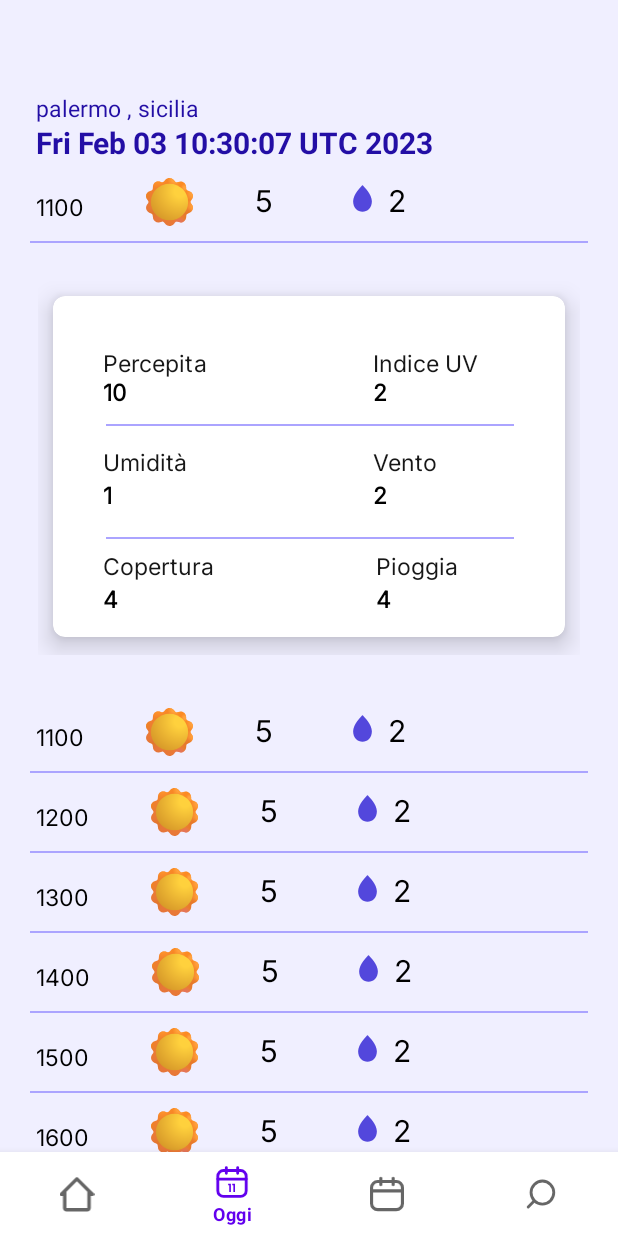
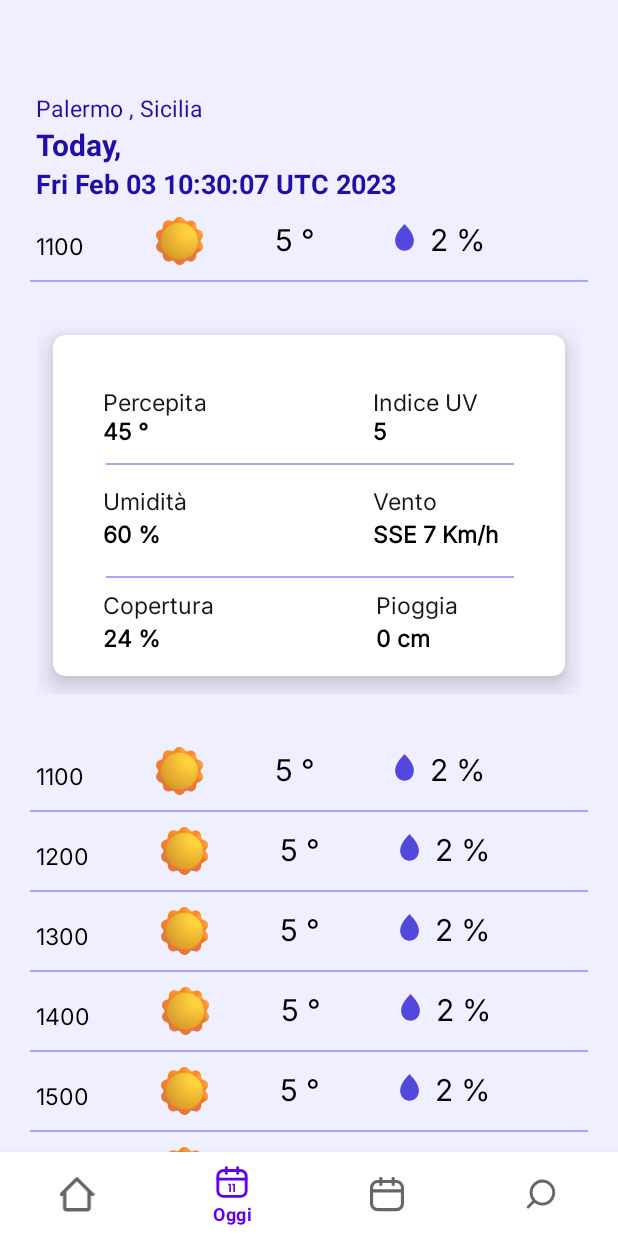
Before and after one commit to develhope/forecast_app_android3_team2, an Android app: the screen it shows after launch (MainActivity), item 2 of the bottom bar chosen, on a phone screen of 412 x 824 dp. Run offline under Robolectric (Android 15) with nearby library versions, the light colour scheme and no system bars.

Commit message:
layout's edit

```diff
--- a/app/src/main/java/co/develhope/meteoapp/adapter/SpecificDayAdapter.kt
+++ b/app/src/main/java/co/develhope/meteoapp/adapter/SpecificDayAdapter.kt
@@ -29,8 +29,8 @@ class SpecificDayAdapter( private val list: List<SpecificDayModel>):
         RecyclerView.ViewHolder(title.root) {
 
         fun bind(infoTitle: SpecificDayModel.SpecificDayTitle) {
-            title.titleSpecialDay.text = title.root.context.getString(R.string.city_region,infoTitle.place.city,infoTitle.place.region)
-            title.infoDateSpecialDay.text= infoTitle.place.date.toString()
+            title.titleSpecificDay.text = itemView.context.getString(R.string.city_region,infoTitle.place.city,infoTitle.place.region)
+            title.infoDateSpecificDay.text= infoTitle.place.date.toString()
         }
     }
 
@@ -38,12 +38,12 @@ class SpecificDayAdapter( private val list: List<SpecificDayModel>):
         RecyclerView.ViewHolder(card.root) {
 
         fun bind(infoCard: SpecificDayModel.SpecificDayCard) {
-            card.spDatoPercepita.text =  infoCard.cardSpecificDay.percepita.toString()
-            card.spDatoUv.text =infoCard.cardSpecificDay.uv.toString()
-            card.spDatoUmidita.text = infoCard.cardSpecificDay.umidita.toString()
-            card.spDatoCopertura.text = infoCard.cardSpecificDay.copertura.toString()
-            card.spDatoPioggia.text = infoCard.cardSpecificDay.pioggia.toString()
-            card.spDatoVento.text = infoCard.cardSpecificDay.vento.toString()
+            card.spDatoPercepita.text = itemView.context.getString(R.string.DatoPercepita, infoCard.cardSpecificDay.percepita.toString())
+            card.spDatoUv.text =itemView.context.getString(R.string.DatoUv,infoCard.cardSpecificDay.uv.toString())
+            card.spDatoUmidita.text = itemView.context.getString(R.string.DatoUmidita,infoCard.cardSpecificDay.umidita.toString())
+            card.spDatoCopertura.text = itemView.context.getString(R.string.DatoCopertura,infoCard.cardSpecificDay.copertura.toString())
+            card.spDatoPioggia.text = itemView.context.getString(R.string.DatoPioggia,infoCard.cardSpecificDay.pioggia.toString())
+            card.spDatoVento.text = itemView.context.getString(R.string.DatoVento,infoCard.cardSpecificDay.vento.toString())
 
         }
     }
@@ -53,10 +53,10 @@ class SpecificDayAdapter( private val list: List<SpecificDayModel>):
         RecyclerView.ViewHolder(hourly.root) {
 
         fun bind(infoHourly: SpecificDayModel.SpecificDayHourly) {
-            hourly.specificDayTime.text = infoHourly.daySpecificDay.hourlySpecificDay.time.toString()
+            hourly.specificDayTime.text = itemView.context.getString(R.string.time,infoHourly.daySpecificDay.hourlySpecificDay.time.toString())
             hourly.specificdayType.setImageResource(infoHourly.daySpecificDay.hourlySpecificDay.weatherType.setIconWeatherType())
-            hourly.specificdayTemp.text = infoHourly.daySpecificDay.hourlySpecificDay.temp.toString()
-            hourly.specificdayUmidity.text =infoHourly.daySpecificDay.hourlySpecificDay.umidity.toString()
+            hourly.specificdayTemp.text = itemView.context.getString(R.string.temp,infoHourly.daySpecificDay.hourlySpecificDay.temp.toString())
+            hourly.specificdayUmidity.text =itemView.context.getString(R.string.umidity,infoHourly.daySpecificDay.hourlySpecificDay.umidity.toString())
 
         }
 
--- a/app/src/main/java/co/develhope/meteoapp/data/DataSource.kt
+++ b/app/src/main/java/co/develhope/meteoapp/data/DataSource.kt
@@ -43,12 +43,12 @@ object SpecificDayObject {
         DaySpecificDay(
 
             cardSpecificDay = CardSpecificDay(
-                percepita = 10,
-                umidita= 1,
-                copertura=4,
-                uv=2,
-                vento=2,
-                pioggia=4
+                percepita = 45,
+                umidita= 60,
+                copertura=24,
+                uv=5,
+                vento=7,
+                pioggia=0
             ),
             hourlySpecificDay = HourlySpecificDay(
                  time=1100,
@@ -57,8 +57,8 @@ object SpecificDayObject {
                  umidity=2
             ),
             place = Place(
-                city = "palermo",
-                region = "sicilia" ,
+                city = "Palermo",
+                region = "Sicilia" ,
                 date = Date(),
             )
 
@@ -66,12 +66,12 @@ object SpecificDayObject {
         DaySpecificDay(
 
             cardSpecificDay = CardSpecificDay(
-                percepita = 10,
-                umidita= 1,
-                copertura=4,
-                uv=2,
-                vento=2,
-                pioggia=4
+                percepita = 45,
+                umidita= 60,
+                copertura=24,
+                uv=5,
+                vento=7,
+                pioggia=0
             ),
             hourlySpecificDay = HourlySpecificDay(
                 time=1200,
@@ -80,8 +80,8 @@ object SpecificDayObject {
                 umidity=2
             ),
             place = Place(
-                city = "palermo",
-                region = "sicilia",
+                city = "Palermo",
+                region = "Sicilia",
                 date = Date(),
             )
 
@@ -89,12 +89,12 @@ object SpecificDayObject {
         DaySpecificDay(
 
             cardSpecificDay = CardSpecificDay(
-                percepita = 10,
-                umidita= 1,
-                copertura=4,
-                uv=2,
-                vento=2,
-                pioggia=4
+                percepita = 45,
+                umidita= 60,
+                copertura=24,
+                uv=5,
+                vento=7,
+                pioggia=0
             ),
             hourlySpecificDay = HourlySpecificDay(
                 time=1300,
@@ -103,8 +103,8 @@ object SpecificDayObject {
                 umidity=2
             ),
             place = Place(
-                city = "palermo",
-                region = "sicilia",
+                city = "Palermo",
+                region = "Sicilia",
                 date = Date(),
             )
 
@@ -112,12 +112,12 @@ object SpecificDayObject {
         DaySpecificDay(
 
             cardSpecificDay = CardSpecificDay(
-                percepita = 10,
-                umidita= 1,
-                copertura=4,
-                uv=2,
-                vento=2,
-                pioggia=4
+                percepita = 45,
+                umidita= 60,
+                copertura=24,
+                uv=5,
+                vento=7,
+                pioggia=0
             ),
             hourlySpecificDay = HourlySpecificDay(
                 time=1400,
@@ -126,8 +126,8 @@ object SpecificDayObject {
                 umidity=2
             ),
             place = Place(
-                city = "palermo",
-                region = "sicilia",
+                city = "Palermo",
+                region = "Sicilia",
                 date = Date(),
             )
 
@@ -135,12 +135,12 @@ object SpecificDayObject {
         DaySpecificDay(
 
             cardSpecificDay = CardSpecificDay(
-                percepita = 10,
-                umidita= 1,
-                copertura=4,
-                uv=2,
-                vento=2,
-                pioggia=4
+                percepita = 45,
+                umidita= 60,
+                copertura=24,
+                uv=5,
+                vento=7,
+                pioggia=0
             ),
             hourlySpecificDay = HourlySpecificDay(
                 time=1500,
@@ -149,8 +149,8 @@ object SpecificDayObject {
                 umidity=2
             ),
             place = Place(
-                city = "palermo",
-                region = "sicilia",
+                city = "Palermo",
+                region = "Sicilia",
                 date = Date(),
             )
 
@@ -158,12 +158,12 @@ object SpecificDayObject {
         DaySpecificDay(
 
             cardSpecificDay = CardSpecificDay(
-                percepita = 10,
-                umidita= 1,
-                copertura=4,
-                uv=2,
-                vento=2,
-                pioggia=4
+                percepita = 45,
+                umidita= 60,
+                copertura=24,
+                uv=5,
+                vento=7,
+                pioggia=0
             ),
             hourlySpecificDay = HourlySpecificDay(
                 time=1600,
@@ -172,8 +172,8 @@ object SpecificDayObject {
                 umidity=2
             ),
             place = Place(
-                city = "palermo",
-                region = "sicilia",
+                city = "Palermo",
+                region = "Sicilia",
                 date = Date(),
             )
 
@@ -181,12 +181,12 @@ object SpecificDayObject {
         DaySpecificDay(
 
             cardSpecificDay = CardSpecificDay(
-                percepita = 10,
-                umidita= 1,
-                copertura=4,
-                uv=2,
-                vento=2,
-                pioggia=4
+                percepita = 45,
+                umidita= 60,
+                copertura=24,
+                uv=5,
+                vento=7,
+                pioggia=0
             ),
             hourlySpecificDay = HourlySpecificDay(
                 time=1700,
@@ -195,20 +195,20 @@ object SpecificDayObject {
                 umidity=2
             ),
             place = Place(
-                city = "palermo",
-                region = "sicilia",
+                city = "Palermo",
+                region = "Sicilia",
                 date = Date(),
             )
 
         ), DaySpecificDay(
 
             cardSpecificDay = CardSpecificDay(
-                percepita = 10,
-                umidita= 1,
-                copertura=4,
-                uv=2,
-                vento=2,
-                pioggia=4
+                percepita = 45,
+                umidita= 60,
+                copertura=24,
+                uv=5,
+                vento=7,
+                pioggia=0
             ),
             hourlySpecificDay = HourlySpecificDay(
                 time=1800,
@@ -217,8 +217,8 @@ object SpecificDayObject {
                 umidity=2
             ),
             place = Place(
-                city = "palermo",
-                region = "sicilia",
+                city = "Palermo",
+                region = "Sicilia",
                 date = Date(),
             )
 
@@ -226,12 +226,12 @@ object SpecificDayObject {
         DaySpecificDay(
 
             cardSpecificDay = CardSpecificDay(
-                percepita = 10,
-                umidita= 1,
-                copertura=4,
-                uv=2,
-                vento=2,
-                pioggia=4
+                percepita = 45,
+                umidita= 60,
+                copertura=24,
+                uv=5,
+                vento=7,
+                pioggia=0
             ),
             hourlySpecificDay = HourlySpecificDay(
                 time=1900,
@@ -240,8 +240,8 @@ object SpecificDayObject {
                 umidity=2
             ),
             place = Place(
-                city = "palermo",
-                region = "sicilia",
+                city = "Palermo",
+                region = "Sicilia",
                 date = Date(),
             )
 
@@ -249,12 +249,12 @@ object SpecificDayObject {
         DaySpecificDay(
 
             cardSpecificDay = CardSpecificDay(
-                percepita = 10,
-                umidita= 1,
-                copertura=4,
-                uv=2,
-                vento=2,
-                pioggia=4
+                percepita = 45,
+                umidita= 60,
+                copertura=24,
+                uv=5,
+                vento=7,
+                pioggia=0
             ),
             hourlySpecificDay = HourlySpecificDay(
                 time=2000,
@@ -263,8 +263,8 @@ object SpecificDayObject {
                 umidity=2
             ),
             place = Place(
-                city = "palermo",
-                region = "sicilia",
+                city = "Palermo",
+                region = "Sicilia",
                 date = Date(),
             )
 
@@ -272,12 +272,12 @@ object SpecificDayObject {
         DaySpecificDay(
 
             cardSpecificDay = CardSpecificDay(
-                percepita = 10,
-                umidita= 1,
-                copertura=4,
-                uv=2,
-                vento=2,
-                pioggia=4
+                percepita = 45,
+                umidita= 60,
+                copertura=24,
+                uv=5,
+                vento=7,
+                pioggia=0
             ),
             hourlySpecificDay = HourlySpecificDay(
                 time=2100,
@@ -286,8 +286,8 @@ object SpecificDayObject {
                 umidity=2
             ),
             place = Place(
-                city = "palermo",
-                region = "sicilia",
+                city = "Palermo",
+                region = "Sicilia",
                 date = Date(),
             )
 
@@ -295,12 +295,12 @@ object SpecificDayObject {
         DaySpecificDay(
 
             cardSpecificDay = CardSpecificDay(
-                percepita = 10,
-                umidita= 1,
-                copertura=4,
-                uv=2,
-                vento=2,
-                pioggia=4
+                percepita = 45,
+                umidita= 60,
+                copertura=24,
+                uv=5,
+                vento=7,
+                pioggia=0
             ),
             hourlySpecificDay = HourlySpecificDay(
                 time=2200,
@@ -309,8 +309,8 @@ object SpecificDayObject {
                 umidity=2
             ),
             place = Place(
-                city = "palermo",
-                region = "sicilia",
+                city = "Palermo",
+                region = "Sicilia",
                 date = Date(),
             )
 
@@ -318,12 +318,12 @@ object SpecificDayObject {
         DaySpecificDay(
 
             cardSpecificDay = CardSpecificDay(
-                percepita = 10,
-                umidita= 1,
-                copertura=4,
-                uv=2,
-                vento=2,
-                pioggia=4
+                percepita = 45,
+                umidita= 60,
+                copertura=24,
+                uv=5,
+                vento=7,
+                pioggia=0
             ),
             hourlySpecificDay = HourlySpecificDay(
                 time=2300,
@@ -332,8 +332,8 @@ object SpecificDayObject {
                 umidity=2
             ),
             place = Place(
-                city = "palermo",
-                region = "sicilia",
+                city = "Palermo",
+                region = "Sicilia",
                 date = Date(),
             )
 
--- a/app/src/main/res/layout/specificday_hourly.xml
+++ b/app/src/main/res/layout/specificday_hourly.xml
@@ -31,7 +31,7 @@
         android:id="@+id/specificday_type"
         android:layout_width="wrap_content"
         android:layout_height="wrap_content"
-        android:layout_marginStart="@dimen/margin_41.2_dp"
+        android:layout_marginStart="@dimen/margin_48dp"
         android:layout_marginTop="@dimen/margin_10_dp"
         android:contentDescription="@string/type"
         android:src="@drawable/sun"
@@ -45,7 +45,7 @@
         android:id="@+id/specificday_temp"
         android:layout_width="wrap_content"
         android:layout_height="wrap_content"
-        android:layout_marginStart="@dimen/margin_41.2_dp"
+        android:layout_marginStart="@dimen/margin_48dp"
         android:layout_marginTop="@dimen/margin_10_dp"
         android:layout_marginBottom="@dimen/margin_10_dp"
         android:text="@string/temp"
--- a/app/src/main/res/layout/specificday_title.xml
+++ b/app/src/main/res/layout/specificday_title.xml
@@ -6,7 +6,7 @@
 
 
     <TextView
-        android:id="@+id/titleSpecialDay"
+        android:id="@+id/titleSpecificDay"
         android:layout_width="wrap_content"
         android:layout_height="wrap_content"
         android:layout_alignParentStart="true"
@@ -19,19 +19,31 @@
         app:layout_constraintStart_toStartOf="parent"
         app:layout_constraintTop_toTopOf="parent" />
 
+    <TextView
+        android:id="@+id/today_text"
+        android:layout_width="wrap_content"
+        android:layout_height="wrap_content"
+        android:layout_marginStart="@dimen/margin_24_dp"
+        android:textColor="#230EA5"
+        android:textSize="20sp"
+        android:textStyle="bold"
+        android:text="@string/today"
+        app:layout_constraintStart_toStartOf="parent"
+        app:layout_constraintTop_toBottomOf="@id/titleSpecificDay" />
+
+
 
     <TextView
-        android:id="@+id/infoDateSpecialDay"
+        android:id="@+id/infoDateSpecificDay"
         android:layout_width="wrap_content"
         android:layout_height="wrap_content"
         android:layout_alignParentStart="true"
         android:layout_alignParentTop="true"
         android:layout_marginStart="@dimen/margin_24_dp"
-        android:layout_marginTop="@dimen/margin_81_dp"
         android:gravity="top"
         android:text="@string/today_details"
         style="@style/Subtitle"
         app:layout_constraintStart_toStartOf="parent"
-        app:layout_constraintTop_toTopOf="parent" />
+        app:layout_constraintTop_toBottomOf="@id/today_text" />
 
 </androidx.constraintlayout.widget.ConstraintLayout>
--- a/app/src/main/res/values/dimen.xml
+++ b/app/src/main/res/values/dimen.xml
@@ -22,7 +22,7 @@
     <dimen name="padding_25_dp">25dp</dimen>
     <dimen name="padding_15_dp">15dp</dimen>
     <dimen name="height_1_dp">1dp</dimen>
-    <dimen name="margin_41.2_dp">41.2dp</dimen>
+    <dimen name="margin_48dp">48dp</dimen>
     <dimen name="margin_52.69_dp">52.69dp</dimen>
     <dimen name="drawablePadding_10_dp">10dp</dimen>
     <dimen name="margin_14_dp">14dp</dimen>
--- a/app/src/main/res/values/strings.xml
+++ b/app/src/main/res/values/strings.xml
@@ -1,22 +1,30 @@
 <resources>
     <string name="app_name">meteoapp</string>
+<!---string title-->
+    <string name="city_region">%s , %s</string>
+    <string name="today">Today,</string>
+    <string name="today_details">%s</string>
+
+<!---string hourly-->
     <string name="time">%s</string>
     <string name="type">type</string>
-    <string name="temp">%s</string>
-    <string name="umidity">%s</string>
-    <string name="city_region">%s , %s</string>
-    <string name="today_details">%s , \n%s</string>
+    <string name="temp">%s °</string>
+    <string name="umidity">%s %%</string>
+
+
+<!---string card titles-->
     <string name="sp_percepita">Percepita</string>
-
     <string name="sp_UV">Indice UV</string>
-    <string name="DatoPercepita">%s</string>
-    <string name="DatoUv">%s</string>
     <string name="sp_umidita">Umidità</string>
     <string name="sp_vento">Vento</string>
-    <string name="DatoUmidita">%s</string>
-    <string name="DatoVento">%s</string>
     <string name="copertura">Copertura</string>
     <string name="pioggia">Pioggia</string>
-    <string name="DatoCopertura">%s</string>
-    <string name="DatoPioggia">%s</string>
+<!--- string card data-->
+    <string name="DatoPercepita"> %s °</string>
+    <string name="DatoUv">%s</string>
+    <string name="DatoUmidita">%s %%</string>
+    <string name="DatoVento">SSE %s Km/h</string>
+    <string name="DatoCopertura">%s %%</string>
+    <string name="DatoPioggia">%s cm</string>
+
 </resources>
--- a/app/src/main/res/values/styles.xml
+++ b/app/src/main/res/values/styles.xml
@@ -3,54 +3,29 @@
 
     <style name="Title">
 
-        <item name="android:textSize">
-            15sp
-        </item>
-
-        <item name="android:textColor">
-            #230EA5
-        </item>
+        <item name="android:textSize">15sp</item>
+        <item name="android:textColor">#230EA5</item>
 
     </style>
 
     <style name="Subtitle">
 
-        <item name="android:textSize">
-            20sp
-        </item>
-
-        <item name="android:textColor">
-            #230EA5
-        </item>
-        <item name="android:textStyle">
-            bold
-        </item>
+        <item name="android:textSize">18sp</item>
+        <item name="android:textColor">#230EA5</item>
+        <item name="android:textStyle">bold</item>
 
     </style>
     <style name="body_text">
 
-        <item name="android:textSize">
-            15sp
-        </item>
-
-        <item name="android:textColor">
-            #171717
-        </item>
-        <item name="android:fontFamily">
-            @font/inter</item>
-    </style>
+        <item name="android:textSize">15sp</item>
+        <item name="android:textColor">#171717</item>
+        <item name="android:fontFamily">@font/inter</item></style>
 
     <style name="id_sp_hourly">
 
-        <item name="android:textSize">
-            20sp
-        </item>
-
-        <item name="android:textColor">
-            #000000
-        </item>
-        <item name="android:fontFamily">
-            @font/inter</item>
+        <item name="android:textSize">20sp</item>
+        <item name="android:textColor">#000000</item>
+        <item name="android:fontFamily">@font/inter</item>
     </style>
 
     <style name="style_dato">
```
